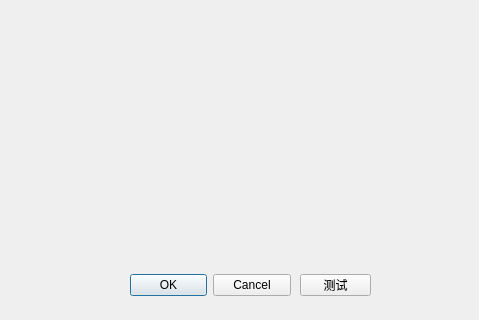
Old version of the form src/widget/editTask/edittaskdialog.ui in the repository Ferrarii-430/onmyoji-script; both pictures show x 0 to 479 and y 176 to 496 of the 479 by 496 pixel window.
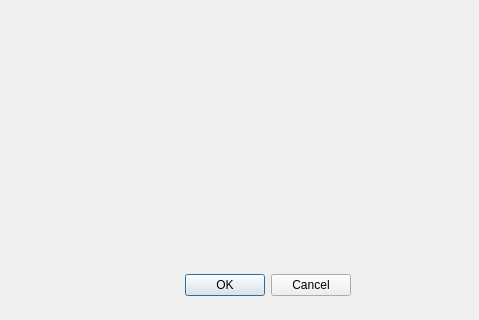
New version of the form.

Patch:
```diff
--- a/src/widget/editTask/edittaskdialog.ui
+++ b/src/widget/editTask/edittaskdialog.ui
@@ -13,19 +13,6 @@
   <property name="windowTitle">
    <string>EditTaskDialog</string>
   </property>
-  <widget class="QDialogButtonBox" name="buttonBox">
-   <property name="geometry">
-    <rect>
-     <x>130</x>
-     <y>450</y>
-     <width>161</width>
-     <height>23</height>
-    </rect>
-   </property>
-   <property name="standardButtons">
-    <set>QDialogButtonBox::StandardButton::Cancel|QDialogButtonBox::StandardButton::Ok</set>
-   </property>
-  </widget>
   <widget class="QLabel" name="label">
    <property name="geometry">
     <rect>
@@ -55,21 +42,27 @@
      <x>80</x>
      <y>80</y>
      <width>291</width>
-     <height>311</height>
+     <height>350</height>
     </rect>
    </property>
   </widget>
-  <widget class="QToolButton" name="testButton">
+  <widget class="QDialogButtonBox" name="buttonBox">
    <property name="geometry">
     <rect>
-     <x>300</x>
+     <x>130</x>
      <y>450</y>
-     <width>71</width>
-     <height>22</height>
+     <width>221</width>
+     <height>23</height>
     </rect>
    </property>
-   <property name="text">
-    <string>测试</string>
+   <property name="sizePolicy">
+    <sizepolicy hsizetype="Fixed" vsizetype="Fixed">
+     <horstretch>0</horstretch>
+     <verstretch>0</verstretch>
+    </sizepolicy>
+   </property>
+   <property name="standardButtons">
+    <set>QDialogButtonBox::StandardButton::Cancel|QDialogButtonBox::StandardButton::Ok</set>
    </property>
   </widget>
  </widget>
```
